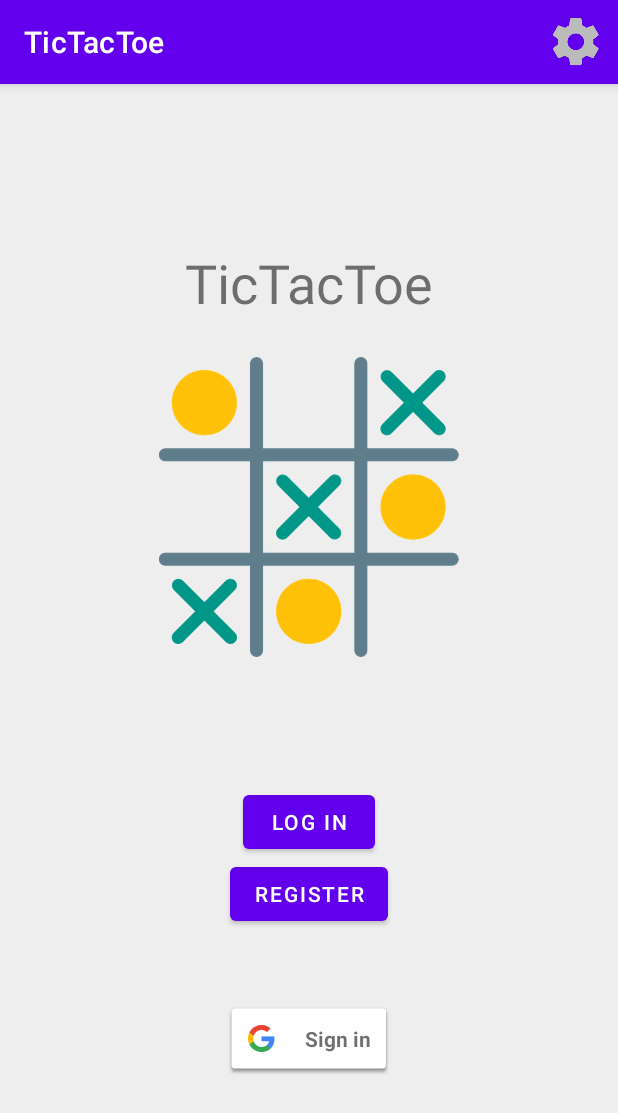
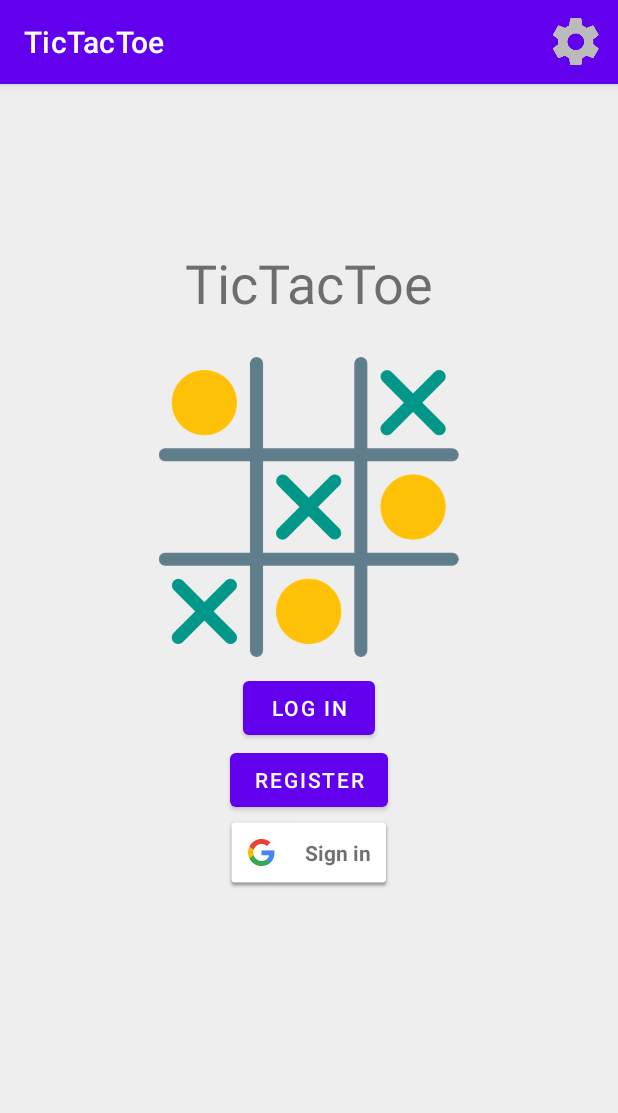
Before and after one commit to xhianto/Ka.Hea.Lam.AndroidDevelopment, an Android app: the screen it shows after launch (MainActivity), after a tap on "Sign in", on a phone screen of 412 x 824 dp. Shown: the top 1113 px of the screen. Run offline under Robolectric (Android 15) with nearby library versions, the phone set to English and light mode, and no system bars.

Commit message:
Mainactivity is working with fragments now

```diff
--- a/app/src/main/java/com/example/tictactoe/GameActivity.kt
+++ b/app/src/main/java/com/example/tictactoe/GameActivity.kt
@@ -436,7 +436,6 @@ class GameActivity : AppCompatActivity(), View.OnClickListener {
     }
 
     override fun onBackPressed() {
-        //super.onBackPressed()
         val data = Intent()
         data.putExtra("user", user)
         setResult(RESULT_OK, data)
--- a/app/src/main/java/com/example/tictactoe/LoginFragment.kt
+++ b/app/src/main/java/com/example/tictactoe/LoginFragment.kt
@@ -1,59 +1,45 @@
 package com.example.tictactoe
 
+import android.content.Context
 import android.os.Bundle
 import androidx.fragment.app.Fragment
-import android.view.LayoutInflater
 import android.view.View
-import android.view.ViewGroup
+import android.widget.Button
+import com.google.android.gms.common.SignInButton
 
-// TODO: Rename parameter arguments, choose names that match
-// the fragment initialization parameters, e.g. ARG_ITEM_NUMBER
-private const val ARG_PARAM1 = "param1"
-private const val ARG_PARAM2 = "param2"
+class LoginFragment : Fragment(R.layout.fragment_login), View.OnClickListener {
 
-/**
- * A simple [Fragment] subclass.
- * Use the [LoginFragment.newInstance] factory method to
- * create an instance of this fragment.
- */
-class LoginFragment : Fragment() {
-    // TODO: Rename and change types of parameters
-    private var param1: String? = null
-    private var param2: String? = null
+    private lateinit var buttonSignIn: SignInButton
+    private lateinit var buttonLogin: Button
+    private lateinit var buttonRegister: Button
+    private lateinit var dataPasser: OnFragmentDataPass
 
-    override fun onCreate(savedInstanceState: Bundle?) {
-        super.onCreate(savedInstanceState)
-        arguments?.let {
-            param1 = it.getString(ARG_PARAM1)
-            param2 = it.getString(ARG_PARAM2)
+    override fun onAttach(context: Context) {
+        super.onAttach(context)
+        dataPasser = context as OnFragmentDataPass
+    }
+
+    override fun onViewCreated(view: View, savedInstanceState: Bundle?) {
+        super.onViewCreated(view, savedInstanceState)
+
+        buttonLogin = view.findViewById(R.id.login)
+        buttonLogin.setOnClickListener(this)
+        buttonRegister = view.findViewById(R.id.register)
+        buttonRegister.setOnClickListener(this)
+        buttonSignIn = view.findViewById(R.id.sign_in_button)
+        buttonSignIn.setOnClickListener(this)
+
+    }
+
+    override fun onClick(view: View) {
+        when (view.id) {
+            R.id.login -> fragmentDataPass("login")
+            R.id.register -> fragmentDataPass("register")
+            R.id.sign_in_button -> fragmentDataPass("google")
         }
     }
 
-    override fun onCreateView(
-        inflater: LayoutInflater, container: ViewGroup?,
-        savedInstanceState: Bundle?
-    ): View? {
-        // Inflate the layout for this fragment
-        return inflater.inflate(R.layout.fragment_login, container, false)
-    }
-
-    companion object {
-        /**
-         * Use this factory method to create a new instance of
-         * this fragment using the provided parameters.
-         *
-         * @param param1 Parameter 1.
-         * @param param2 Parameter 2.
-         * @return A new instance of fragment LoginFragment.
-         */
-        // TODO: Rename and change types and number of parameters
-        @JvmStatic
-        fun newInstance(param1: String, param2: String) =
-            LoginFragment().apply {
-                arguments = Bundle().apply {
-                    putString(ARG_PARAM1, param1)
-                    putString(ARG_PARAM2, param2)
-                }
-            }
+    private fun fragmentDataPass(action: String) {
+        dataPasser.onFragmentDataPass(action)
     }
 }
--- a/app/src/main/java/com/example/tictactoe/MainActivity.kt
+++ b/app/src/main/java/com/example/tictactoe/MainActivity.kt
@@ -2,11 +2,10 @@ package com.example.tictactoe
 
 import android.app.Activity
 import android.os.Bundle
-import android.view.View
 import android.content.Intent
 import android.view.Menu
 import android.view.MenuItem
-import android.widget.Button
+import android.widget.FrameLayout
 import android.widget.Toast
 import androidx.appcompat.app.AppCompatActivity
 import androidx.activity.result.contract.ActivityResultContracts
@@ -17,20 +16,16 @@ import com.google.android.gms.auth.api.signin.GoogleSignInOptions
 import com.google.android.gms.auth.api.signin.GoogleSignInAccount
 import com.google.android.gms.tasks.Task
 import com.google.android.gms.common.api.ApiException
-import com.google.android.gms.common.SignInButton
 
-class MainActivity : AppCompatActivity(), View.OnClickListener {
+class MainActivity : AppCompatActivity(), OnFragmentDataPass {
 
     private lateinit var mGoogleSignInClient: GoogleSignInClient
-    private lateinit var buttonSignIn: SignInButton
-    private lateinit var buttonSignOut: Button
-    private lateinit var buttonEasy: Button
-    private lateinit var buttonHard: Button
-    private lateinit var buttonP1vsP2: Button
-    private lateinit var buttonLogin: Button
-    private lateinit var buttonRegister: Button
+    private lateinit var fragment: FrameLayout
     private lateinit var user: User
     private lateinit var dataBaseService: DataBaseService
+
+    val loginFragment = LoginFragment()
+    val loggedInFragment = LoggedInFragment()
 
     private var launchLoginActivity = registerForActivityResult(ActivityResultContracts.StartActivityForResult()) { result ->
         if (result.resultCode == Activity.RESULT_OK) {
@@ -54,21 +49,8 @@ class MainActivity : AppCompatActivity(), View.OnClickListener {
         setContentView(R.layout.activity_main)
 
         dataBaseService = DataBaseService(this@MainActivity)
-
-        buttonSignIn = findViewById(R.id.sign_in_button)
-        buttonSignIn.setOnClickListener(this)
-        buttonSignOut = findViewById(R.id.signout)
-        buttonSignOut.setOnClickListener(this)
-        buttonEasy = findViewById(R.id.easy)
-        buttonEasy.setOnClickListener(this)
-        buttonHard = findViewById(R.id.hard)
-        buttonHard.setOnClickListener(this)
-        buttonP1vsP2 = findViewById(R.id.p1vsp2)
-        buttonP1vsP2.setOnClickListener(this)
-        buttonLogin = findViewById(R.id.login)
-        buttonLogin.setOnClickListener(this)
-        buttonRegister = findViewById(R.id.register)
-        buttonRegister.setOnClickListener(this)
+        fragment = findViewById(R.id.flFragment)
+        signInOutButtons()
         user = User()
 
         // Configure sign-in to request the user's ID, email address, and basic
@@ -85,15 +67,6 @@ class MainActivity : AppCompatActivity(), View.OnClickListener {
         menuInflater.inflate(R.menu.menu, menu)
         return true
     }
-
-    /*override fun onStart() {
-        super.onStart()
-
-        // Check for existing Google Sign In account, if the user is already signed in
-        // the GoogleSignInAccount will be non-null.
-        GoogleSignIn.getLastSignedInAccount(this)
-        signIn()
-    }*/
 
     override fun onResume() {
         super.onResume()
@@ -124,8 +97,7 @@ class MainActivity : AppCompatActivity(), View.OnClickListener {
         } catch (e: ApiException) {
             // The ApiException status code indicates the detailed failure reason.
             // Please refer to the GoogleSignInStatusCodes class reference for more information.
-            //Log.w(TAG, "signInResult:failed code=" + e.statusCode)
-            //updateUI(null)
+            Toast.makeText(this@MainActivity, "SignInResult:failed code=" + e.statusCode, Toast.LENGTH_LONG).show()
         }
     }
 
@@ -137,31 +109,31 @@ class MainActivity : AppCompatActivity(), View.OnClickListener {
             }
     }
 
-    override fun onClick(view: View) {
+    override fun onFragmentDataPass(action: String) {
         val intentLogin = Intent(this@MainActivity, LoginRegisterActivity::class.java)
         val intentGame = Intent(this@MainActivity, GameActivity::class.java)
         intentGame.putExtra("user", user)
 
-        when (view.id) {
-            R.id.sign_in_button -> googleSignIn()
-            R.id.signout -> signOut()
-            R.id.login -> {
+        when (action) {
+            "google"-> googleSignIn()
+            "signOut" -> signOut()
+            "login" -> {
                 intentLogin.putExtra("mode", "login")
                 getLoginRegisterResult.launch(intentLogin)
             }
-            R.id.register -> {
+            "register" -> {
                 intentLogin.putExtra("mode", "register")
                 getLoginRegisterResult.launch(intentLogin)
             }
-            R.id.easy -> {
+            "easy" -> {
                 intentGame.putExtra("mode", "easy")
                 getLoginRegisterResult.launch(intentGame)
             }
-            R.id.hard -> {
+            "hard" -> {
                 intentGame.putExtra("mode", "hard")
                 getLoginRegisterResult.launch(intentGame)
             }
-            R.id.p1vsp2 -> {
+            "p1vsp2" -> {
                 intentGame.putExtra("mode", "p1vsp2")
                 getLoginRegisterResult.launch(intentGame)
             }
@@ -169,19 +141,17 @@ class MainActivity : AppCompatActivity(), View.OnClickListener {
     }
 
     private fun gameButtons() {
-        buttonSignIn.visibility = View.INVISIBLE
-        buttonEasy.visibility = View.VISIBLE
-        buttonHard.visibility = View.VISIBLE
-        buttonP1vsP2.visibility = View.VISIBLE
-        buttonSignOut.visibility = View.VISIBLE
+        supportFragmentManager.beginTransaction().apply {
+            replace(R.id.flFragment, loggedInFragment)
+            commit()
+        }
     }
 
     private fun signInOutButtons() {
-        buttonSignIn.visibility = View.VISIBLE
-        buttonEasy.visibility = View.INVISIBLE
-        buttonHard.visibility = View.INVISIBLE
-        buttonP1vsP2.visibility = View.INVISIBLE
-        buttonSignOut.visibility = View.INVISIBLE
+        supportFragmentManager.beginTransaction().apply {
+            replace(R.id.flFragment, loginFragment)
+            commit()
+        }
     }
 
     override fun onOptionsItemSelected(item: MenuItem): Boolean {
@@ -193,4 +163,5 @@ class MainActivity : AppCompatActivity(), View.OnClickListener {
         }
         return true
     }
+
 }
--- /dev/null
+++ b/app/src/main/java/com/example/tictactoe/OnFragmentDataPass.kt
@@ -0,0 +1,5 @@
+package com.example.tictactoe
+
+interface OnFragmentDataPass {
+    fun onFragmentDataPass(action: String)
+}
--- a/app/src/main/java/com/example/tictactoe/SettingsActivity.kt
+++ b/app/src/main/java/com/example/tictactoe/SettingsActivity.kt
@@ -138,7 +138,6 @@ class SettingsActivity : AppCompatActivity() {
         changeNameDialog.setTitle("Change your username")
         val input = EditText(this)
         changeNameDialog.setView(input)
-        // Set up the buttons
         changeNameDialog.setButton(
             AlertDialog.BUTTON_POSITIVE, "Change"
         ) { dialog, _ ->
@@ -159,7 +158,6 @@ class SettingsActivity : AppCompatActivity() {
     }
 
     override fun onBackPressed() {
-        //super.onBackPressed()
         val data = Intent()
         data.putExtra("user", user)
         setResult(RESULT_OK, data)
--- a/app/src/main/res/layout/activity_main.xml
+++ b/app/src/main/res/layout/activity_main.xml
@@ -30,71 +30,15 @@
         app:layout_constraintLeft_toLeftOf="parent"
         app:layout_constraintRight_toRightOf="parent"
         app:layout_constraintTop_toTopOf="parent"/>
-    <Button
-        android:id="@+id/login"
-        android:text="@string/login"
-        android:layout_width="wrap_content"
-        android:layout_height="wrap_content"
-        app:layout_constraintVertical_bias="0.65"
-        app:layout_constraintTop_toTopOf="parent"
+
+    <FrameLayout
+        android:id="@+id/flFragment"
+        android:layout_width="match_parent"
+        android:layout_height="0dp"
         app:layout_constraintBottom_toBottomOf="parent"
-        app:layout_constraintRight_toRightOf="parent"
-        app:layout_constraintLeft_toLeftOf="parent"
-        android:visibility="visible"/>
-    <Button
-        android:id="@+id/register"
-        android:text="@string/register"
-        android:layout_width="wrap_content"
-        android:layout_height="wrap_content"
-        app:layout_constraintRight_toRightOf="parent"
-        app:layout_constraintLeft_toLeftOf="parent"
-        app:layout_constraintTop_toBottomOf="@id/easy"
-        android:visibility="visible"/>
-    <com.google.android.gms.common.SignInButton
-        android:id="@+id/sign_in_button"
-        android:layout_width="wrap_content"
-        android:layout_height="wrap_content"
-        app:layout_constraintLeft_toLeftOf="parent"
-        app:layout_constraintRight_toRightOf="parent"
-        app:layout_constraintTop_toBottomOf="@id/p1vsp2"/>
-    <Button
-        android:id="@+id/easy"
-        android:text="@string/easy"
-        android:layout_width="wrap_content"
-        android:layout_height="wrap_content"
-        app:layout_constraintVertical_bias="0.65"
-        app:layout_constraintTop_toTopOf="parent"
-        app:layout_constraintBottom_toBottomOf="parent"
-        app:layout_constraintRight_toRightOf="parent"
-        app:layout_constraintLeft_toLeftOf="parent"
-        android:visibility="invisible"/>
-    <Button
-        android:id="@+id/hard"
-        android:text="@string/hard"
-        android:layout_width="wrap_content"
-        android:layout_height="wrap_content"
-        app:layout_constraintRight_toRightOf="parent"
-        app:layout_constraintLeft_toLeftOf="parent"
-        app:layout_constraintTop_toBottomOf="@id/easy"
-        android:visibility="invisible"/>
-
-    <Button
-        android:id="@+id/p1vsp2"
-        android:text="@string/p1vsp2"
-        android:layout_width="wrap_content"
-        android:layout_height="wrap_content"
-        app:layout_constraintRight_toRightOf="parent"
-        app:layout_constraintLeft_toLeftOf="parent"
-        app:layout_constraintTop_toBottomOf="@id/hard"
-        android:visibility="invisible"/>
-    <Button
-        android:id="@+id/signout"
-        android:text="@string/sign_out"
-        android:layout_width="wrap_content"
-        android:layout_height="wrap_content"
-        app:layout_constraintRight_toRightOf="parent"
-        app:layout_constraintLeft_toLeftOf="parent"
-        app:layout_constraintTop_toBottomOf="@id/p1vsp2"
-        android:visibility="invisible"/>
+        app:layout_constraintEnd_toEndOf="parent"
+        app:layout_constraintStart_toStartOf="parent"
+        app:layout_constraintTop_toBottomOf="@+id/logo"
+        android:layout_margin="10dp"/>
 
 </androidx.constraintlayout.widget.ConstraintLayout>
--- /dev/null
+++ b/app/src/main/res/layout/fragment_login.xml
@@ -0,0 +1,36 @@
+<?xml version="1.0" encoding="utf-8"?>
+<androidx.constraintlayout.widget.ConstraintLayout xmlns:android="http://schemas.android.com/apk/res/android"
+    xmlns:app="http://schemas.android.com/apk/res-auto"
+    xmlns:tools="http://schemas.android.com/tools"
+    android:layout_width="match_parent"
+    android:layout_height="match_parent"
+    tools:context=".LoginFragment">
+
+    <Button
+        android:id="@+id/login"
+        android:text="@string/login"
+        android:layout_width="wrap_content"
+        android:layout_height="wrap_content"
+        app:layout_constraintVertical_bias="0.65"
+        app:layout_constraintTop_toTopOf="parent"
+        app:layout_constraintRight_toRightOf="parent"
+        app:layout_constraintLeft_toLeftOf="parent"
+        android:visibility="visible"/>
+    <Button
+        android:id="@+id/register"
+        android:text="@string/register"
+        android:layout_width="wrap_content"
+        android:layout_height="wrap_content"
+        app:layout_constraintRight_toRightOf="parent"
+        app:layout_constraintLeft_toLeftOf="parent"
+        app:layout_constraintTop_toBottomOf="@id/login"
+        android:visibility="visible"/>
+    <com.google.android.gms.common.SignInButton
+        android:id="@+id/sign_in_button"
+        android:layout_width="wrap_content"
+        android:layout_height="wrap_content"
+        app:layout_constraintLeft_toLeftOf="parent"
+        app:layout_constraintRight_toRightOf="parent"
+        app:layout_constraintTop_toBottomOf="@id/register"/>
+
+</androidx.constraintlayout.widget.ConstraintLayout>
```
Also changed, not shown: app/src/main/java/com/example/tictactoe/LoggedInFragment.kt (added, +48 -0 lines), app/src/main/res/layout/activity_login_register.xml (+0 -8 lines), app/src/main/res/layout/fragment_logged_in.xml (added, +44 -0 lines).
